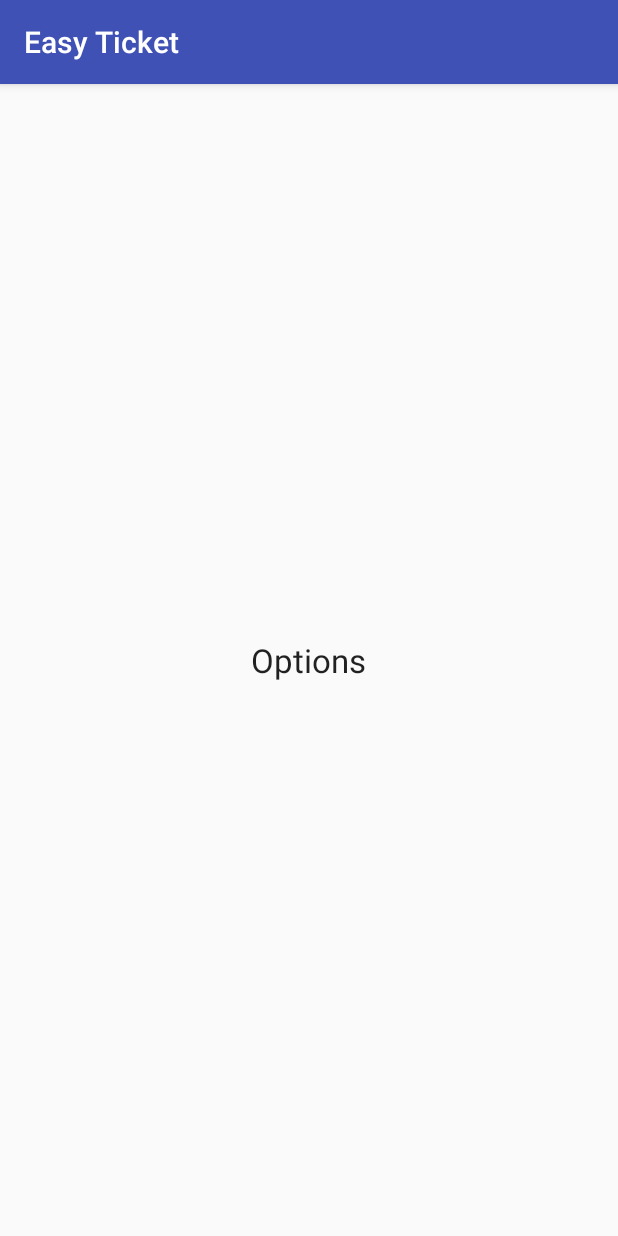
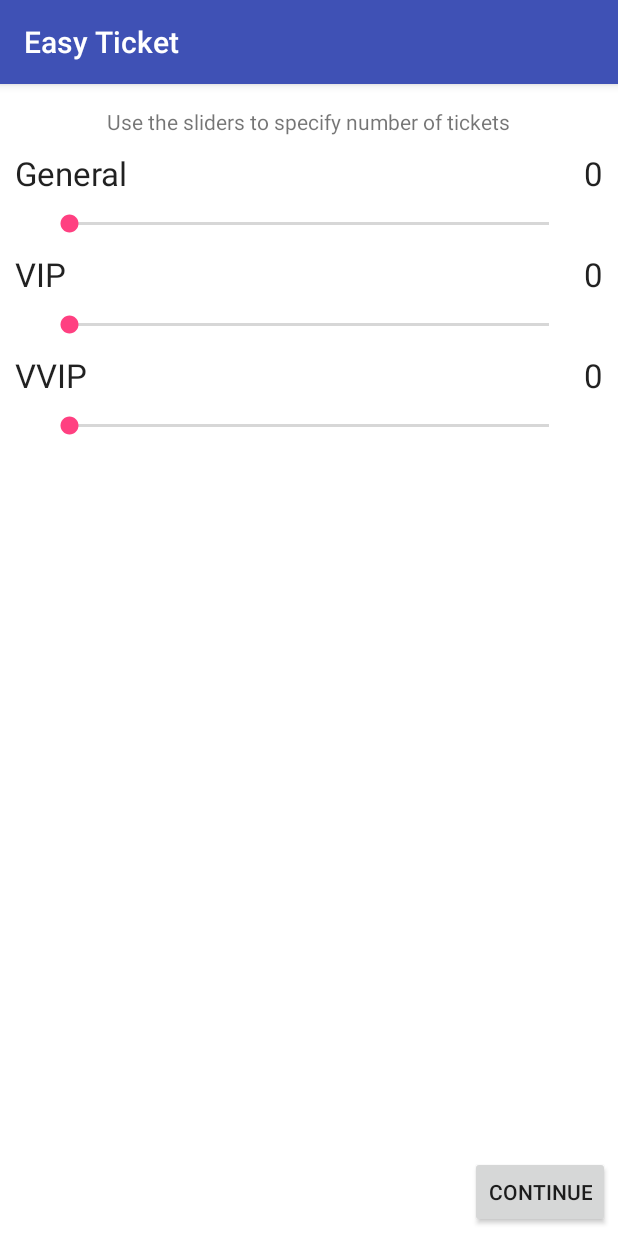
Before and after one commit to Nhlakanipho-Fakude/easyticket, an Android app: the fragment ItemOptionsFragment shown on its own in the app's theme, on a phone screen of 412 x 824 dp. Run offline under Robolectric (Android 15) with nearby library versions, the phone set to English and light mode, and no system bars.

Commit message:
Created purchase dialog

```diff
--- a/app/src/main/AndroidManifest.xml
+++ b/app/src/main/AndroidManifest.xml
@@ -20,8 +20,8 @@
         <activity android:name=".Login" />
         <activity android:name=".Dashboard" />
         <activity android:name=".Events" />
-        <activity android:name=".Item" />
-        <activity android:name=".PurchaseActivity"></activity>
+        <activity android:name=".Item"
+            android:theme="@style/AppThemeNoBar"/>
     </application>
 
 </manifest>
--- a/app/src/main/java/com/sbuhost/easyticket/Events.java
+++ b/app/src/main/java/com/sbuhost/easyticket/Events.java
@@ -1,5 +1,6 @@
 package com.sbuhost.easyticket;
 
+import android.content.Intent;
 import android.os.Bundle;
 import android.os.PersistableBundle;
 import android.support.v7.app.ActionBarActivity;
@@ -27,6 +28,6 @@ public class Events extends ActionBarActivity{
         Toast.makeText(this, "checking out", Toast.LENGTH_SHORT).show();
     }
     public void openMore(View v){
-        Toast.makeText(this, "opening", Toast.LENGTH_SHORT).show();
+        startActivity(new Intent(this, Item.class));
     }
 }
--- a/app/src/main/res/layout/activity_purchase.xml
+++ /dev/null
@@ -1,6 +0,0 @@
-<?xml version="1.0" encoding="utf-8"?>
-<com.sbuhost.easyticket.NonSwipeViewPager
-    xmlns:android="http://schemas.android.com/apk/res/android"
-    android:id="@+id/pager"
-    android:layout_width="match_parent"
-    android:layout_height="match_parent" />
--- a/app/src/main/res/layout/activity_splash.xml
+++ b/app/src/main/res/layout/activity_splash.xml
@@ -3,10 +3,6 @@
     xmlns:tools="http://schemas.android.com/tools"
     android:layout_width="match_parent"
     android:layout_height="match_parent"
-    android:paddingBottom="@dimen/activity_vertical_margin"
-    android:paddingLeft="@dimen/activity_horizontal_margin"
-    android:paddingRight="@dimen/activity_horizontal_margin"
-    android:paddingTop="@dimen/activity_vertical_margin"
     tools:context="com.sbuhost.easyticket.Splash">
     <ImageView
         android:layout_width="match_parent"
--- a/app/src/main/res/layout/fragment_item_options.xml
+++ b/app/src/main/res/layout/fragment_item_options.xml
@@ -2,15 +2,129 @@
     xmlns:tools="http://schemas.android.com/tools"
     android:layout_width="match_parent"
     android:layout_height="match_parent"
-    tools:context="com.sbuhost.easyticket.ItemOptionsFragment">
+    tools:context="com.sbuhost.easyticket.ItemOptionsFragment"
+    android:background="#ffffff"
+    android:onClick="toReceivers">
 
 
     <TextView
         android:layout_width="wrap_content"
         android:layout_height="wrap_content"
+        android:text="Use the sliders to specify number of tickets"
+        android:id="@+id/textView"
+        android:layout_alignParentTop="true"
+        android:layout_centerHorizontal="true"
+        android:layout_marginTop="15dp" />
+
+    <TextView
+        android:layout_width="wrap_content"
+        android:layout_height="wrap_content"
         android:textAppearance="?android:attr/textAppearanceLarge"
-        android:text="Options"
-        android:id="@+id/textView"
-        android:layout_centerVertical="true"
-        android:layout_centerHorizontal="true" />
+        android:text="0"
+        android:id="@+id/textView3"
+        android:layout_below="@+id/textView"
+        android:layout_alignParentRight="true"
+        android:layout_alignParentEnd="true"
+        android:layout_margin="10dp" />
+
+    <SeekBar
+        android:layout_width="wrap_content"
+        android:layout_height="wrap_content"
+        android:id="@+id/seekBar"
+        android:layout_below="@+id/textView3"
+        android:layout_alignParentRight="true"
+        android:layout_alignParentEnd="true"
+        android:layout_alignParentLeft="true"
+        android:layout_alignParentStart="true"
+        android:layout_marginLeft="30dp"
+        android:layout_marginRight="30dp" />
+
+    <TextView
+        android:layout_width="wrap_content"
+        android:layout_height="wrap_content"
+        android:textAppearance="?android:attr/textAppearanceLarge"
+        android:text="General"
+        android:id="@+id/textView4"
+        android:layout_below="@+id/textView"
+        android:layout_alignParentLeft="true"
+        android:layout_alignParentStart="true"
+        android:layout_margin="10dp" />
+
+    <TextView
+        android:layout_width="wrap_content"
+        android:layout_height="wrap_content"
+        android:textAppearance="?android:attr/textAppearanceLarge"
+        android:text="0"
+        android:id="@+id/textView5"
+        android:layout_below="@+id/seekBar"
+        android:layout_alignParentRight="true"
+        android:layout_alignParentEnd="true"
+        android:layout_margin="10dp" />
+
+    <TextView
+        android:layout_width="wrap_content"
+        android:layout_height="wrap_content"
+        android:textAppearance="?android:attr/textAppearanceLarge"
+        android:text="VIP"
+        android:id="@+id/textView7"
+        android:layout_below="@+id/seekBar"
+        android:layout_alignParentLeft="true"
+        android:layout_alignParentStart="true"
+        android:layout_margin="10dp" />
+
+    <SeekBar
+        android:layout_width="wrap_content"
+        android:layout_height="wrap_content"
+        android:id="@+id/seekBar2"
+        android:layout_below="@+id/textView5"
+        android:layout_alignParentRight="true"
+        android:layout_alignParentEnd="true"
+        android:layout_alignParentLeft="true"
+        android:layout_alignParentStart="true"
+        android:layout_marginLeft="30dp"
+        android:layout_marginRight="30dp" />
+
+    <TextView
+        android:layout_width="wrap_content"
+        android:layout_height="wrap_content"
+        android:textAppearance="?android:attr/textAppearanceLarge"
+        android:text="VVIP"
+        android:id="@+id/textView8"
+        android:layout_below="@+id/seekBar2"
+        android:layout_alignParentLeft="true"
+        android:layout_alignParentStart="true"
+        android:layout_margin="10dp" />
+
+    <TextView
+        android:layout_width="wrap_content"
+        android:layout_height="wrap_content"
+        android:textAppearance="?android:attr/textAppearanceLarge"
+        android:text="0"
+        android:id="@+id/textView9"
+        android:layout_below="@+id/seekBar2"
+        android:layout_alignParentRight="true"
+        android:layout_alignParentEnd="true"
+        android:layout_margin="10dp" />
+
+    <SeekBar
+        android:layout_width="wrap_content"
+        android:layout_height="wrap_content"
+        android:id="@+id/seekBar3"
+        android:layout_below="@+id/textView8"
+        android:layout_alignParentLeft="true"
+        android:layout_alignParentStart="true"
+        android:layout_alignParentRight="true"
+        android:layout_alignParentEnd="true"
+        android:layout_marginLeft="30dp"
+        android:layout_marginRight="30dp" />
+
+    <Button
+        android:layout_width="wrap_content"
+        android:layout_height="wrap_content"
+        android:text="continue"
+        android:id="@+id/button"
+        android:layout_alignParentBottom="true"
+        android:layout_alignParentRight="true"
+        android:layout_alignParentEnd="true"
+        android:layout_margin="5dp" />
 </RelativeLayout>
--- a/app/src/main/res/layout/fragment_payment.xml
+++ b/app/src/main/res/layout/fragment_payment.xml
@@ -2,7 +2,8 @@
     xmlns:tools="http://schemas.android.com/tools"
     android:layout_width="match_parent"
     android:layout_height="match_parent"
-    tools:context=".PaymentFragment">
+    tools:context=".PaymentFragment"
+    android:background="#ffffff">
 
     <TextView
         android:layout_width="wrap_content"
--- a/app/src/main/res/values/styles.xml
+++ b/app/src/main/res/values/styles.xml
@@ -7,5 +7,11 @@
         <item name="colorPrimaryDark">@color/colorPrimaryDark</item>
         <item name="colorAccent">@color/colorAccent</item>
     </style>
+    <style name="AppThemeNoBar" parent="Theme.AppCompat.Light.NoActionBar">
+        <!-- Customize your theme here. -->
+        <item name="colorPrimary">@color/colorPrimary</item>
+        <item name="colorPrimaryDark">@color/colorPrimaryDark</item>
+        <item name="colorAccent">@color/colorAccent</item>
+    </style>
 
 </resources>
```
Also changed, not shown: app/src/main/java/com/sbuhost/easyticket/Item.java (+14 -20 lines), app/src/main/java/com/sbuhost/easyticket/NonSwipeViewPager.java (deleted, +0 -26 lines), app/src/main/java/com/sbuhost/easyticket/PurchaseFragment.java (renamed from app/src/main/java/com/sbuhost/easyticket/PurchaseActivity.java, +28 -21 lines), app/src/main/res/layout/fragment_purchase.xml (added, +10 -0 lines).
